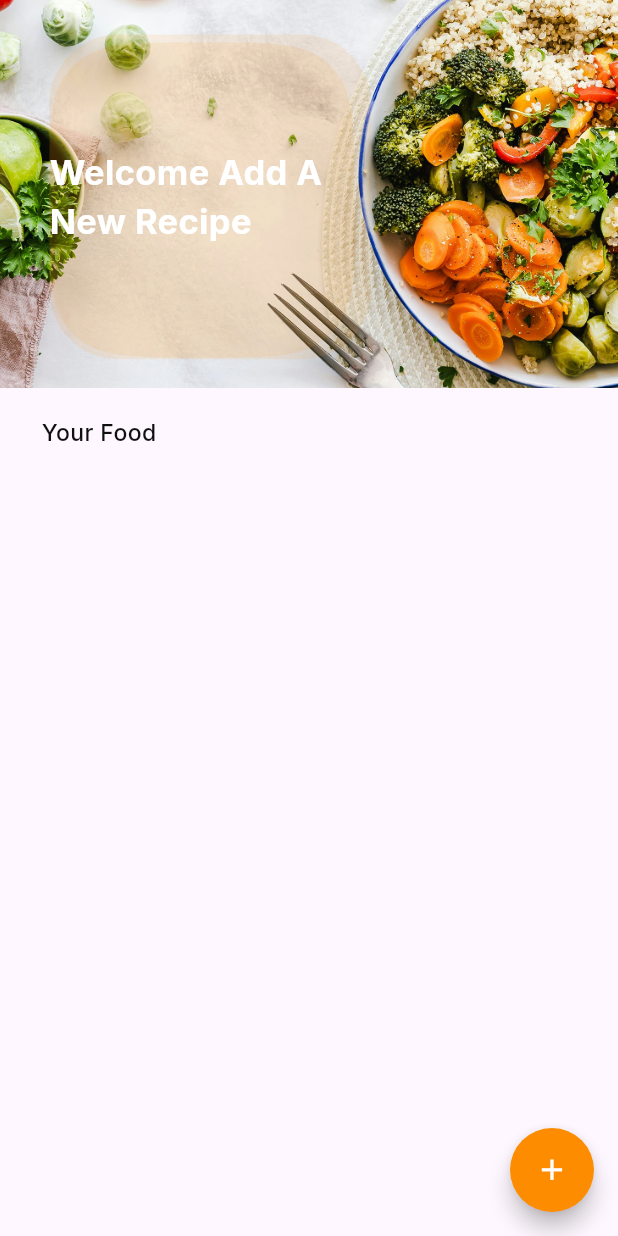
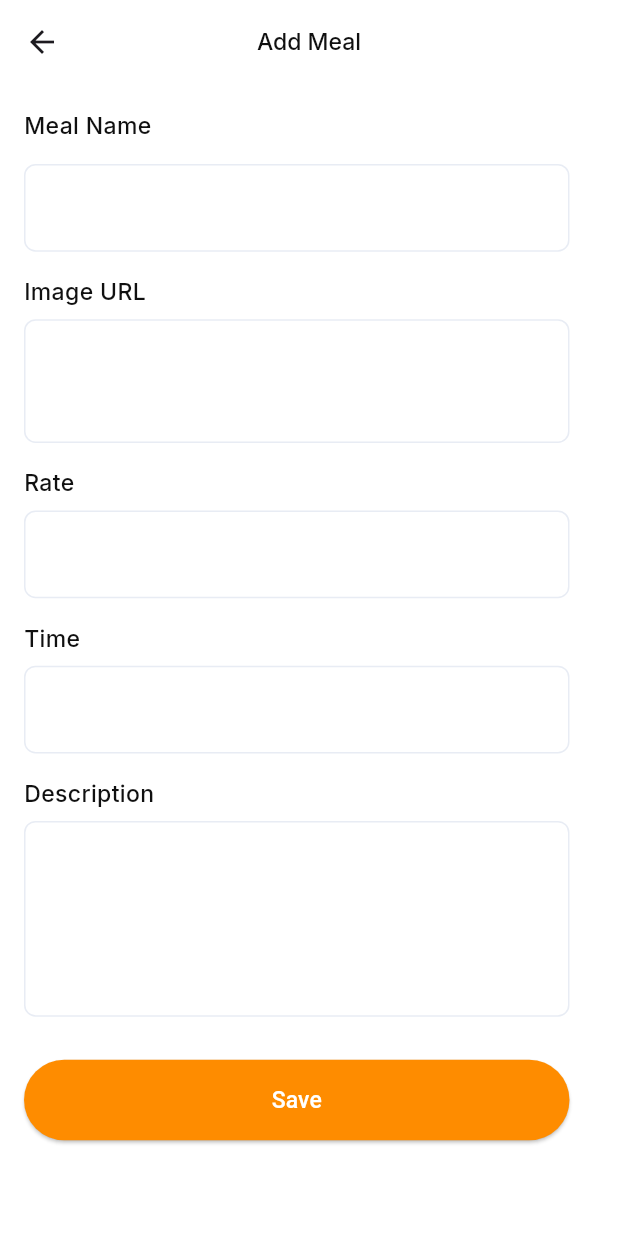
Before and after one commit to yasminemohsen269-collab/male_project, a Flutter app: the HomeView screen opened by its route, after a tap on the "add" icon, on a phone screen of 412 x 824 dp. Run offline on Flutter 3.47's test engine with Material 3 defaults, Android fonts, the phone set to English and light mode, and no system bars; our stand-ins replace cached_network_image, carousel_slider, dots_indicator, flutter_screenutil, go_router, google_fonts and 2 more; accounts and stored records are empty.

Commit message:
add meal screen and add cached network image package

```diff
--- a/lib/helper/db_helper.dart
+++ b/lib/helper/db_helper.dart
@@ -19,7 +19,7 @@ class DatabaseHelper {
     String path = join(await getDatabasesPath(), "meals.db");
     return await openDatabase(
       path,
-      version: 3,
+      version: 2,
       onCreate: _createDatabase,
       onUpgrade: _upgradeDatabase,
     );
@@ -68,4 +68,9 @@ class DatabaseHelper {
       await _createDatabase(db, newVersion);
     }
   }
+
+  Future<void> clearMeals() async {
+    final db = await database;
+    await db.delete("meals"); // يمسح كل الصفوف
+  }
 }
--- a/lib/routing/router_generation_config.dart
+++ b/lib/routing/router_generation_config.dart
@@ -1,5 +1,6 @@
 import 'package:go_router/go_router.dart';
 import 'package:male_project/routing/app_routes.dart';
+import 'package:male_project/views/add_meal_view.dart';
 import 'package:male_project/views/home_view.dart';
 import 'package:male_project/views/on_bourding_view.dart';
 
@@ -15,6 +16,10 @@ class RouterGenerationConfig {
         path: AppRoutes.homeView,
         builder: (context, state) => const HomeView(),
       ),
+      GoRoute(
+        path: AppRoutes.addMealView,
+        builder: (context, state) => const AddMealView(),
+      ),
     ],
   );
 }
--- /dev/null
+++ b/lib/views/add_meal_view.dart
@@ -0,0 +1,161 @@
+import 'package:flutter/material.dart';
+import 'package:flutter_screenutil/flutter_screenutil.dart';
+import 'package:go_router/go_router.dart';
+import 'package:male_project/helper/db_helper.dart';
+import 'package:male_project/routing/app_routes.dart';
+import 'package:male_project/utils/app_color.dart';
+import 'package:male_project/utils/app_text_style.dart';
+import 'package:male_project/widgets/custom_text_field.dart';
+import 'package:male_project/widgets/meal_model.dart';
+import 'package:male_project/widgets/primary_button.dart';
+import 'package:male_project/widgets/spacing_widgets.dart';
+
+class AddMealView extends StatefulWidget {
+  const AddMealView({super.key});
+
+  @override
+  State<AddMealView> createState() => _AddMealViewState();
+}
+
+class _AddMealViewState extends State<AddMealView> {
+  final GlobalKey<FormState> _formKey = GlobalKey<FormState>();
+
+  TextEditingController mealNameController = TextEditingController();
+  TextEditingController imageURLController = TextEditingController();
+  TextEditingController rateController = TextEditingController();
+  TextEditingController timeController = TextEditingController();
+  TextEditingController descriptionController = TextEditingController();
+
+  DatabaseHelper dbHelper = DatabaseHelper.instance;
+  bool isLoading = false;
+  @override
+  Widget build(BuildContext context) {
+    return Scaffold(
+      backgroundColor: Colors.white,
+      appBar: AppBar(
+        backgroundColor: Colors.white,
+        title: Text("Add Meal", style: AppTextStyle.black16MediumStyle),
+        centerTitle: true,
+      ),
+      body: SingleChildScrollView(
+        child: Padding(
+          padding: const EdgeInsets.all(16),
+          child: Form(
+            key: _formKey,
+            child: isLoading
+                ? SizedBox(
+                    width: double.infinity,
+                    height: MediaQuery.of(context).size.height,
+                    child: Center(
+                      child: SizedBox(
+                        width: 40.sp,
+                        height: 40.sp,
+                        child: CircularProgressIndicator(
+                          color: AppColor.praimaryColor,
+                        ),
+                      ),
+                    ),
+                  )
+                : Column(
+                    crossAxisAlignment: CrossAxisAlignment.start,
+                    children: [
+                      Text("Meal Name", style: AppTextStyle.black16MediumStyle),
+                      const HightSpace(height: 16),
+                      CustomTextField(
+                        controller: mealNameController,
+                        validator: (value) {
+                          if (value!.isEmpty) {
+                            return "please add Meal name";
+                          } else if (value.length < 2) {
+                            return "please add more than 2 characters";
+                          }
+                          return null;
+                        },
+                      ),
+                      const HightSpace(height: 16),
+                      Text("Image URL", style: AppTextStyle.black16MediumStyle),
+                      const HightSpace(height: 8),
+                      CustomTextField(
+                        controller: imageURLController,
+                        maxLines: 2,
+                        validator: (value) {
+                          if (value!.isEmpty) {
+                            return "please add image url";
+                          }
+                          return null;
+                        },
+                      ),
+                      const HightSpace(height: 16),
+                      Text("Rate", style: AppTextStyle.black16MediumStyle),
+                      const HightSpace(height: 8),
+                      CustomTextField(
+                        controller: rateController,
+                        validator: (value) {
+                          if (value!.isEmpty) {
+                            return "please add rate";
+                          }
+
+                          return null;
+                        },
+                      ),
+                      const HightSpace(height: 16),
+                      Text("Time", style: AppTextStyle.black16MediumStyle),
+                      const HightSpace(height: 8),
+                      CustomTextField(
+                        controller: timeController,
+                        validator: (value) {
+                          if (value!.isEmpty) {
+                            return "please add time for meal";
+                          }
+
+                          return null;
+                        },
+                      ),
+                      const HightSpace(height: 16),
+                      Text(
+                        "Description",
+                        style: AppTextStyle.black16MediumStyle,
+                      ),
+                      const HightSpace(height: 8),
+                      CustomTextField(
+                        controller: descriptionController,
+                        maxLines: 4,
+                        validator: (value) {
+                          if (value!.isEmpty) {
+                            return "please add Description for meal";
+                          }
+
+                          return null;
+                        },
+                      ),
+                      const HightSpace(height: 30),
+                      PrimaryButton(
+                        onPressed: () {
+                          if (_formKey.currentState!.validate()) {
+                            isLoading = true;
+                            setState(() {});
+                            Meal meal = Meal(
+                              imageUrl: imageURLController.text,
+                              title: mealNameController.text,
+                              description: descriptionController.text,
+                              time: timeController.text,
+                              rate: double.parse(rateController.text),
+                            );
+                            dbHelper.insertMeal(meal).then((value) {
+                              GoRouter.of(
+                                context,
+                              ).pushReplacement(AppRoutes.homeView);
+                            });
+                          }
+                        },
+                        text: "Save",
+                      ),
+                      const HightSpace(height: 20),
+                    ],
+                  ),
+          ),
+        ),
+      ),
+    );
+  }
+}
--- a/lib/views/home_view.dart
+++ b/lib/views/home_view.dart
@@ -1,7 +1,8 @@
 import 'package:flutter/material.dart';
 import 'package:flutter_screenutil/flutter_screenutil.dart';
+import 'package:go_router/go_router.dart';
 import 'package:male_project/helper/db_helper.dart';
-import 'package:male_project/utils/app_assets.dart';
+import 'package:male_project/routing/app_routes.dart';
 import 'package:male_project/utils/app_color.dart';
 import 'package:male_project/utils/app_text_style.dart';
 import 'package:male_project/widgets/custom_food_item.dart';
@@ -17,15 +18,6 @@ class HomeView extends StatelessWidget {
 
   @override
   Widget build(BuildContext context) {
-    dbHelper.insertMeal(
-      Meal(
-        imageUrl: AppAssets.foodItemImage,
-        title: "title",
-        description: "description",
-        time: "10-50",
-        rate: 3.2,
-      ),
-    );
     return SafeArea(
       child: Scaffold(
         body: Column(
@@ -97,7 +89,9 @@ class HomeView extends StatelessWidget {
           shape: const CircleBorder(),
 
           child: Icon(Icons.add, color: Colors.white, size: 24.sp),
-          onPressed: () {},
+          onPressed: () {
+            GoRouter.of(context).push(AppRoutes.addMealView);
+          },
         ),
       ),
     );
--- a/lib/widgets/custom_food_item.dart
+++ b/lib/widgets/custom_food_item.dart
@@ -1,3 +1,4 @@
+import 'package:cached_network_image/cached_network_image.dart';
 import 'package:flutter/material.dart';
 import 'package:flutter_screenutil/flutter_screenutil.dart';
 import 'package:male_project/utils/app_color.dart';
@@ -44,11 +45,13 @@ class CustomFoodItem extends StatelessWidget {
           children: [
             ClipRRect(
               borderRadius: BorderRadius.circular(12.r),
-              child: Image.asset(
-                imageUrl,
+              child: CachedNetworkImage(
+                imageUrl: imageUrl,
                 height: 145.h,
                 width: double.infinity,
                 fit: BoxFit.cover,
+                errorWidget: (context, url, error) =>
+                    Icon(Icons.error, color: Colors.red),
               ),
             ),
             HightSpace(height: 8.h),
@@ -60,7 +63,7 @@ class CustomFoodItem extends StatelessWidget {
                 style: AppTextStyle.black16MediumStyle,
               ),
             ),
-            HightSpace(height: 18.h),
+            HightSpace(height: 10.h),
             Row(
               mainAxisAlignment: MainAxisAlignment.spaceBetween,
               children: [
--- a/lib/widgets/custom_text_field.dart
+++ b/lib/widgets/custom_text_field.dart
@@ -11,6 +11,7 @@ class CustomTextField extends StatelessWidget {
     this.isPassword,
     this.controller,
     this.validator,
+    this.maxLines,
   });
   final String? hintText;
   final Widget? suffixIcon;
@@ -18,6 +19,8 @@ class CustomTextField extends StatelessWidget {
   final bool? isPassword;
   final TextEditingController? controller;
   final String? Function(String?)? validator;
+  final int? maxLines;
+
   @override
   Widget build(BuildContext context) {
     return SizedBox(
@@ -25,8 +28,10 @@ class CustomTextField extends StatelessWidget {
       child: TextFormField(
         controller: controller,
         validator: validator,
+        maxLines: maxLines ?? 1,
         obscureText: isPassword ?? false,
         autofocus: false,
+
         cursorColor: AppColor.praimaryColor,
         decoration: InputDecoration(
           hintText: hintText ?? "",
@@ -56,7 +61,7 @@ class CustomTextField extends StatelessWidget {
             borderSide: const BorderSide(color: Colors.red, width: 1),
           ),
           filled: true,
-          fillColor: Color(0xffF7F8F9),
+          fillColor: Colors.white,
           suffixIcon: suffixIcon,
         ),
       ),
--- a/pubspec.yaml
+++ b/pubspec.yaml
@@ -42,6 +42,7 @@ dependencies:
   sqflite: ^2.4.2
   path: ^1.9.1
   sqflite_common_ffi: ^2.3.6
+  cached_network_image: ^3.4.1
 
 dev_dependencies:
   flutter_test:
```
Also changed, not shown: pubspec.lock.
